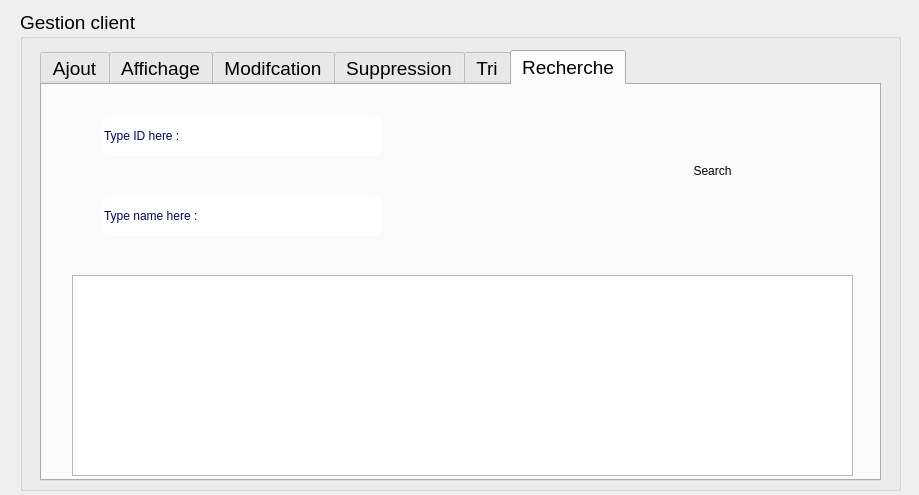
Qt form integration_f/client_page.ui (SeifEddineAmara/smart-cinema-2A4) before a commit.
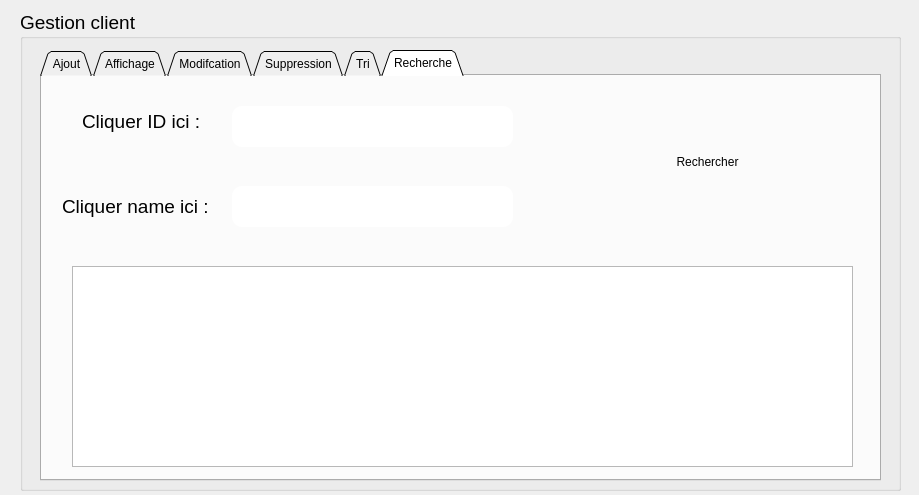
The same form after that commit. The open tabs and pages were chosen to show the change. Icons and pictures are not drawn.

The edit to the form file:
```diff
--- a/integration_f/client_page.ui
+++ b/integration_f/client_page.ui
@@ -50,11 +50,16 @@
       <height>431</height>
      </rect>
     </property>
+    <property name="font">
+     <font>
+      <pointsize>9</pointsize>
+     </font>
+    </property>
     <property name="styleSheet">
      <string notr="true">border-image: url(:/new/prefix2/marron.jpg);</string>
     </property>
     <property name="tabShape">
-     <enum>QTabWidget::Rounded</enum>
+     <enum>QTabWidget::Triangular</enum>
     </property>
     <property name="currentIndex">
      <number>5</number>
@@ -486,9 +491,9 @@
      <widget class="QPushButton" name="pushButton_search">
       <property name="geometry">
        <rect>
-        <x>610</x>
+        <x>600</x>
         <y>60</y>
-        <width>121</width>
+        <width>131</width>
         <height>51</height>
        </rect>
       </property>
@@ -498,13 +503,13 @@
 border-image: url(:/new/prefix3/orange.png);</string>
       </property>
       <property name="text">
-       <string>Search</string>
+       <string>Rechercher</string>
       </property>
      </widget>
      <widget class="QLineEdit" name="lineEdit_search_id">
       <property name="geometry">
        <rect>
-        <x>60</x>
+        <x>190</x>
         <y>30</y>
         <width>281</width>
         <height>41</height>
@@ -516,13 +521,13 @@
 color: rgb(0, 0, 127);</string>
       </property>
       <property name="text">
-       <string>Type ID here :</string>
+       <string/>
       </property>
      </widget>
      <widget class="QLineEdit" name="lineEdit_search_name">
       <property name="geometry">
        <rect>
-        <x>60</x>
+        <x>190</x>
         <y>110</y>
         <width>281</width>
         <height>41</height>
@@ -534,7 +539,7 @@
 color: rgb(0, 0, 127);</string>
       </property>
       <property name="text">
-       <string>Type name here :</string>
+       <string/>
       </property>
      </widget>
      <widget class="QTableView" name="tableView_search">
@@ -550,6 +555,48 @@
        <string notr="true">border-image: whit</string>
       </property>
      </widget>
+     <widget class="QLabel" name="label_2">
+      <property name="geometry">
+       <rect>
+        <x>40</x>
+        <y>30</y>
+        <width>121</width>
+        <height>31</height>
+       </rect>
+      </property>
+      <property name="font">
+       <font>
+        <pointsize>14</pointsize>
+       </font>
+      </property>
+      <property name="styleSheet">
+       <string notr="true"/>
+      </property>
+      <property name="text">
+       <string>Cliquer ID ici :</string>
+      </property>
+     </widget>
+     <widget class="QLabel" name="label_3">
+      <property name="geometry">
+       <rect>
+        <x>20</x>
+        <y>120</y>
+        <width>161</width>
+        <height>21</height>
+       </rect>
+      </property>
+      <property name="font">
+       <font>
+        <pointsize>14</pointsize>
+       </font>
+      </property>
+      <property name="styleSheet">
+       <string notr="true"/>
+      </property>
+      <property name="text">
+       <string>Cliquer name ici :</string>
+      </property>
+     </widget>
     </widget>
    </widget>
   </widget>
```
Left out of the diff: 111 changed lines with no effect on the pictures.
